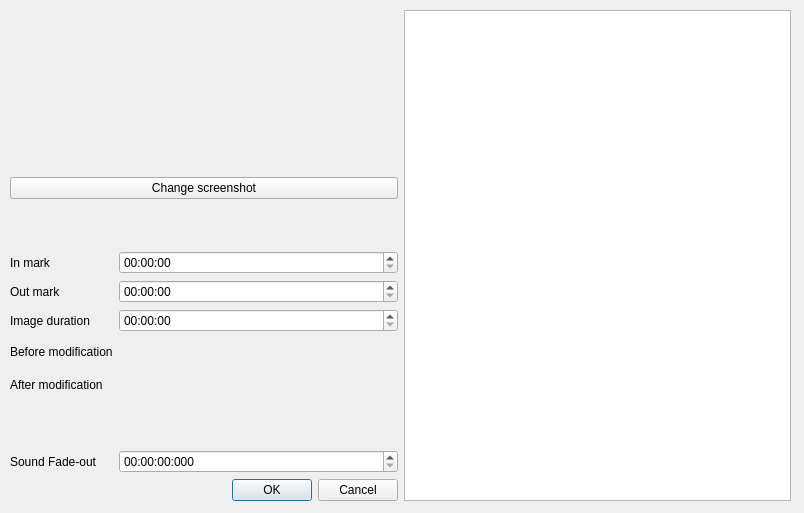
Old version of the form src/advancedsettingswindow.ui in the repository cinemaouvert/OPP.
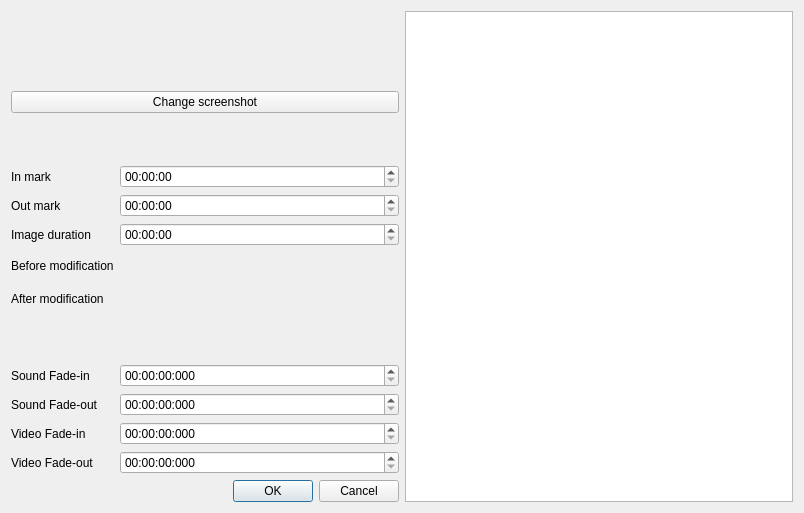
New version of the form.

Commit message: Fade in/out audio and video (video not really good)

The edit to the form file:
```diff
--- a/src/advancedsettingswindow.ui
+++ b/src/advancedsettingswindow.ui
@@ -16,15 +16,8 @@
   <property name="locale">
    <locale language="English" country="UnitedStates"/>
   </property>
-  <widget class="QWidget" name="horizontalLayoutWidget">
-   <property name="geometry">
-    <rect>
-     <x>10</x>
-     <y>10</y>
-     <width>781</width>
-     <height>491</height>
-    </rect>
-   </property>
+  <layout class="QGridLayout" name="gridLayout">
+   <item row="0" column="0">
    <layout class="QHBoxLayout" name="horizontalLayout">
     <item>
      <layout class="QVBoxLayout" name="verticalLayout">
@@ -180,14 +173,14 @@
           </property>
          </widget>
         </item>
-        <item row="9" column="0">
+         <item row="10" column="0">
          <widget class="QLabel" name="label_CrossFading">
           <property name="text">
            <string>Sound Fade-out</string>
           </property>
          </widget>
         </item>
-        <item row="9" column="1">
+         <item row="10" column="1">
          <widget class="QTimeEdit" name="timeEdit_CrossFading">
           <property name="displayFormat">
            <string>HH:mm:ss:zzz</string>
@@ -220,6 +213,48 @@
           </property>
          </spacer>
         </item>
+         <item row="9" column="0">
+          <widget class="QLabel" name="label_CrossFading_2">
+           <property name="text">
+            <string>Sound Fade-in</string>
+           </property>
+          </widget>
+         </item>
+         <item row="9" column="1">
+          <widget class="QTimeEdit" name="timeEdit_CrossFadingIN">
+           <property name="displayFormat">
+            <string>HH:mm:ss:zzz</string>
+           </property>
+          </widget>
+         </item>
+         <item row="11" column="1">
+          <widget class="QTimeEdit" name="timeEdit_VideoFadeIN">
+           <property name="displayFormat">
+            <string>HH:mm:ss:zzz</string>
+           </property>
+          </widget>
+         </item>
+         <item row="11" column="0">
+          <widget class="QLabel" name="label_CrossFading_4">
+           <property name="text">
+            <string>Video Fade-in</string>
+           </property>
+          </widget>
+         </item>
+         <item row="12" column="0">
+          <widget class="QLabel" name="label_CrossFading_3">
+           <property name="text">
+            <string>Video Fade-out</string>
+           </property>
+          </widget>
+         </item>
+         <item row="12" column="1">
+          <widget class="QTimeEdit" name="timeEdit_VideoFadeOut">
+           <property name="displayFormat">
+            <string>HH:mm:ss:zzz</string>
+           </property>
+          </widget>
+         </item>
        </layout>
       </item>
       <item>
@@ -263,7 +298,8 @@
      </layout>
     </item>
    </layout>
-  </widget>
+   </item>
+  </layout>
  </widget>
  <resources/>
  <connections/>
```
Left out of the diff: 6 changed lines with no effect on the pictures. Lines whose indentation alone changed are shown as unchanged. The commit also changes 6 other files.
